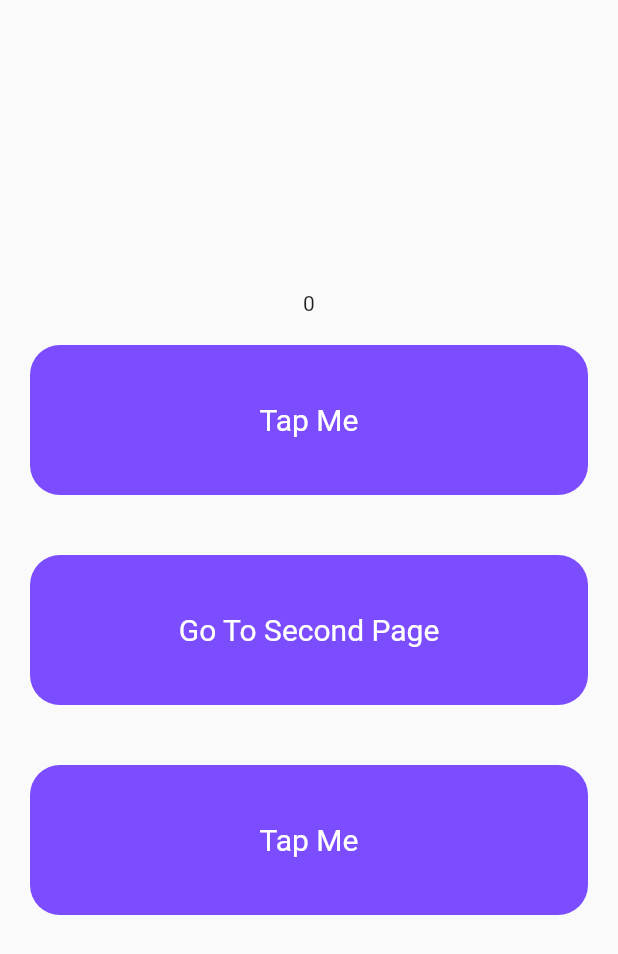
After one commit to ssekuwanda/xmatatu, a Flutter app: the screen it shows after launch, after a tap on "ONLINE MULTIPLAYER", on a phone screen of 412 x 824 dp. The commit adds this screen. Shown: the top 954 px of the screen. Run offline on Flutter 3.47's test engine with Material 2 defaults, Android fonts, the phone set to English and light mode, and no system bars; our stand-ins replace get, glass; missing offline and left inert: playing_cards.

Commit message:
added nesting

```diff
--- /dev/null
+++ b/lib/controllers/settings_controller.dart
@@ -0,0 +1,11 @@
+import 'package:get/get.dart';
+
+class SettingsController extends GetxController {
+  int _x = 0;
+  int get x => _x;
+
+  void increaseX() {
+    _x++;
+    update();
+  }
+}
--- /dev/null
+++ b/lib/screens/settings.dart
@@ -0,0 +1,86 @@
+import 'package:card_try/controllers/settings_controller.dart';
+import 'package:card_try/screens/test.dart';
+import 'package:flutter/material.dart';
+import 'package:get/get.dart';
+
+class Settings extends StatefulWidget {
+  const Settings({Key? key}) : super(key: key);
+
+  @override
+  State<Settings> createState() => _SettingsState();
+}
+
+class _SettingsState extends State<Settings> {
+  // Dependency injection
+  SettingsController controller = Get.put(SettingsController());
+  @override
+  Widget build(BuildContext context) {
+    return Scaffold(
+      body: Container(
+        child: Column(
+          mainAxisAlignment: MainAxisAlignment.center,
+          children: [
+            GetBuilder<SettingsController>(builder: (_) {
+              return Text(controller.x.toString());
+            }),
+            GestureDetector(
+              child: Container(
+                width: double.infinity,
+                height: 100,
+                margin: const EdgeInsets.all(20),
+                decoration: BoxDecoration(
+                  borderRadius: BorderRadius.circular(20),
+                  color: Colors.deepPurpleAccent,
+                ),
+                child: const Center(
+                    child: Text(
+                  'Tap Me',
+                  style: TextStyle(fontSize: 20, color: Colors.white),
+                )),
+              ),
+              onTap: () {
+                controller.increaseX();
+              },
+            ),
+            GestureDetector(
+              child: Container(
+                width: double.infinity,
+                height: 100,
+                margin: const EdgeInsets.all(20),
+                decoration: BoxDecoration(
+                  borderRadius: BorderRadius.circular(20),
+                  color: Colors.deepPurpleAccent,
+                ),
+                child: const Center(
+                    child: Text(
+                  'Go To Second Page',
+                  style: TextStyle(fontSize: 20, color: Colors.white),
+                )),
+              ),
+              onTap: () {
+                Get.to(() => Test());
+              },
+            ),
+            GestureDetector(
+              child: Container(
+                width: double.infinity,
+                height: 100,
+                margin: const EdgeInsets.all(20),
+                decoration: BoxDecoration(
+                  borderRadius: BorderRadius.circular(20),
+                  color: Colors.deepPurpleAccent,
+                ),
+                child: const Center(
+                    child: Text(
+                  'Tap Me',
+                  style: TextStyle(fontSize: 20, color: Colors.white),
+                )),
+              ),
+              onTap: () {},
+            ),
+          ],
+        ),
+      ),
+    );
+  }
+}
--- a/lib/widgets/menu_buttons.dart
+++ b/lib/widgets/menu_buttons.dart
@@ -1,5 +1,6 @@
 import 'package:card_try/matatu.dart';
 import 'package:card_try/screens/move.dart';
+import 'package:card_try/screens/settings.dart';
 import 'package:card_try/screens/tic_tak_toe.dart';
 import 'package:card_try/widgets/button_banner.dart';
 import 'package:card_try/widgets/primary_button.dart';
@@ -48,12 +49,14 @@ class MenuButtons extends StatelessWidget {
               PrimaryButton(
                 buttonText: "ONLINE MULTIPLAYER",
                 buttonIcon: Icons.people,
-                // buttonPress: () => Get.to(() => Move()),
+                buttonPress: () => Get.to(
+                  () => const Settings(),
+                ),
                 buttonGradient: const LinearGradient(
                   colors: [Color(0xff9534E1), Color(0xff009E95)],
                 ),
               ),
-              ButtonBanner("Coming Soon"),
+              const ButtonBanner("Coming Soon"),
             ],
           ),
         ),
```
Also changed, not shown: lib/game_controller.dart (+10 -3 lines), lib/matatu.dart (+46 -8 lines), lib/screens/test.dart (added, +50 -0 lines).
